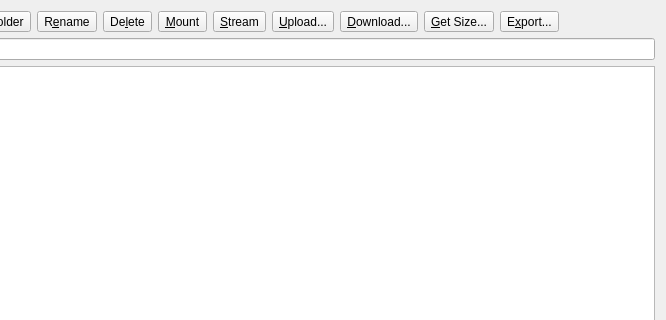
The window that src/remote_widget.ui (SysAdminDoc/RcloneBrowserNG) describes before a commit, drawn with Qt 5; both pictures show x 118 to 784 and y 0 to 320 of the 784 by 552 pixel window.
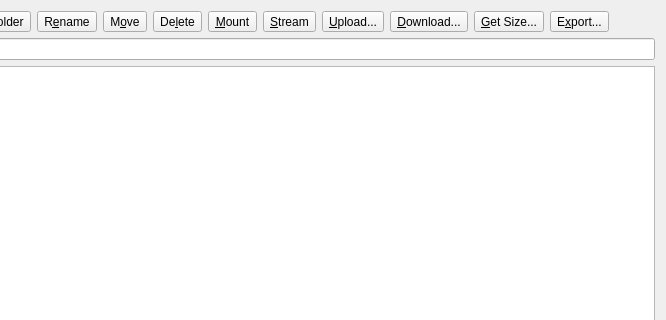
The same window after the commit.

Commit message: Add move functionality.

The edit to the form file:
```diff
--- a/src/remote_widget.ui
+++ b/src/remote_widget.ui
@@ -81,6 +81,16 @@
             </property>
            </widget>
           </item>
+          <item>
+           <widget class="QToolButton" name="buttonMove">
+            <property name="text">
+             <string>M&amp;ove</string>
+            </property>
+            <property name="toolButtonStyle">
+             <enum>Qt::ToolButtonTextBesideIcon</enum>
+            </property>
+           </widget>
+          </item>
           <item>
            <widget class="QToolButton" name="buttonPurge">
             <property name="text">
```
Left out of the diff: 5 changed lines with no effect on the pictures. The commit also changes 1 other file.
